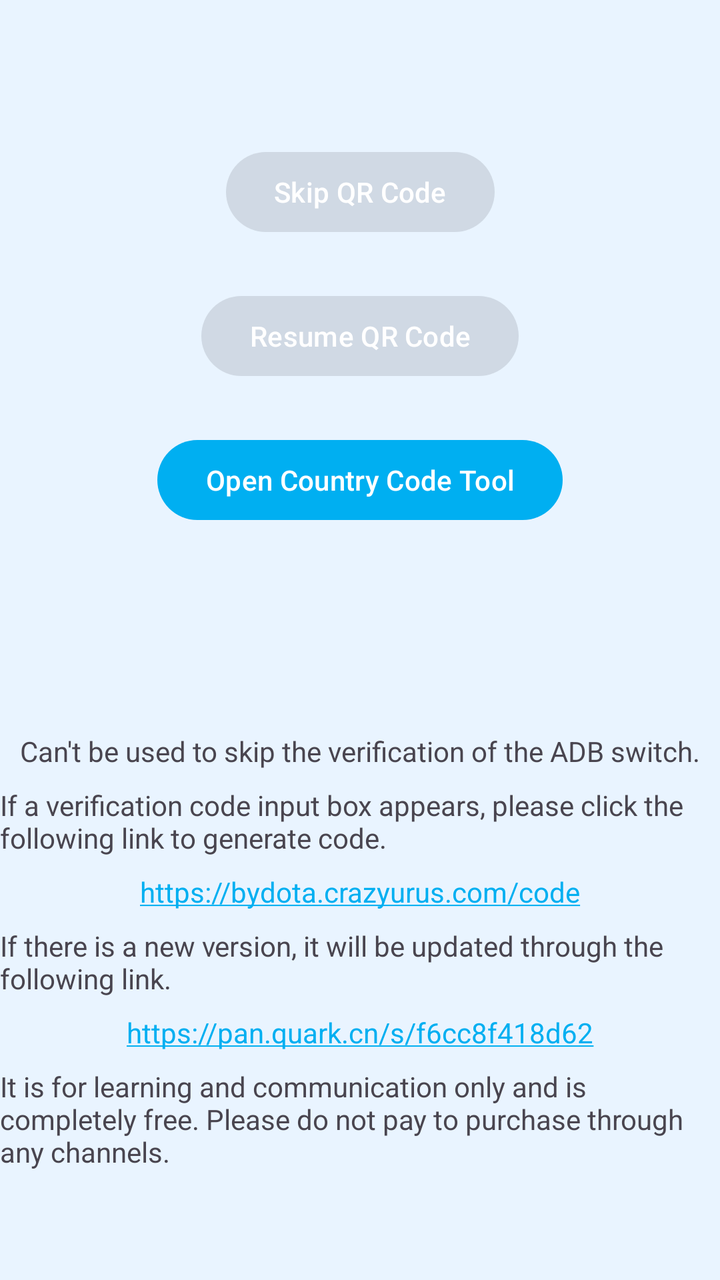
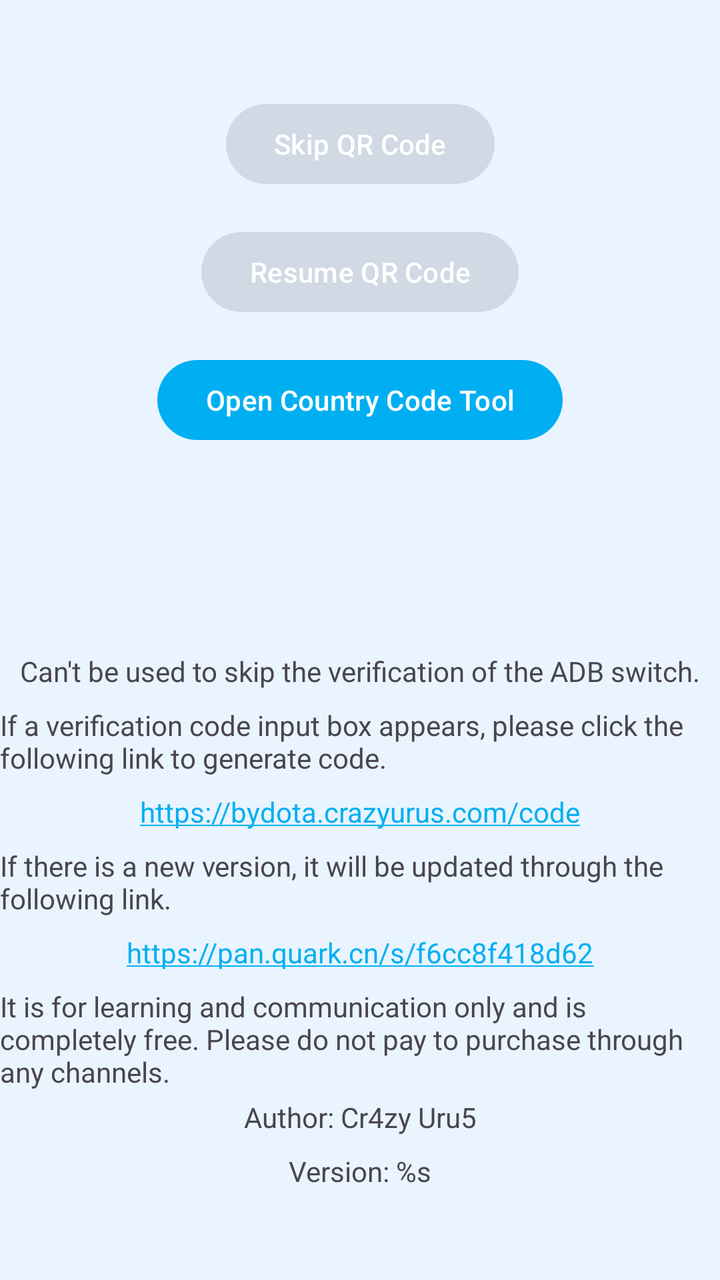

Before-and-after screenshots of an Android layout around one commit, followed by the original layout XML and the change that was made.
<!-- AndroidManifest.xml: activity theme Theme.BYDOTAQRCodeBypass -->
<!-- res/layout/activity_main.xml -->
<?xml version="1.0" encoding="utf-8"?>
<androidx.constraintlayout.widget.ConstraintLayout xmlns:android="http://schemas.android.com/apk/res/android"
    xmlns:app="http://schemas.android.com/apk/res-auto"
    xmlns:tools="http://schemas.android.com/tools"
    android:id="@+id/main"
    android:layout_width="match_parent"
    android:layout_height="match_parent"
    android:theme="@style/Theme.BYDOTAQRCodeBypassMain"
    tools:context="com.crazyurus.bydota.qrcodebypass.MainActivity">

    <Button
        android:id="@+id/button"
        android:layout_width="wrap_content"
        android:layout_height="wrap_content"
        android:layout_marginStart="24dp"
        android:layout_marginTop="72dp"
        android:layout_marginEnd="24dp"
        android:enabled="false"
        android:text="@string/button_skip_qrcode"
        android:textColor="@color/white"
        app:layout_constraintEnd_toEndOf="parent"
        app:layout_constraintStart_toStartOf="parent"
        app:layout_constraintTop_toTopOf="parent" />

    <Button
        android:id="@+id/button2"
        android:layout_width="wrap_content"
        android:layout_height="wrap_content"
        android:layout_marginStart="24dp"
        android:layout_marginTop="24dp"
        android:layout_marginEnd="24dp"
        android:enabled="false"
        android:text="@string/button_resume_qrcode"
        android:textColor="@color/white"
        app:layout_constraintEnd_toEndOf="parent"
        app:layout_constraintStart_toStartOf="parent"
        app:layout_constraintTop_toBottomOf="@+id/button" />

    <Button
        android:id="@+id/button3"
        android:layout_width="wrap_content"
        android:layout_height="wrap_content"
        android:layout_marginStart="24dp"
        android:layout_marginTop="24dp"
        android:layout_marginEnd="24dp"
        android:text="@string/button_country_code"
        android:textColor="@color/white"
        app:layout_constraintEnd_toEndOf="parent"
        app:layout_constraintStart_toStartOf="parent"
        app:layout_constraintTop_toBottomOf="@+id/button2" />

    <TextView
        android:id="@+id/textView"
        android:layout_width="wrap_content"
        android:layout_height="wrap_content"
        android:layout_marginStart="24dp"
        android:layout_marginEnd="24dp"
        android:layout_marginBottom="90dp"
        android:text="@string/bottom_author"
        app:layout_constraintBottom_toBottomOf="parent"
        app:layout_constraintEnd_toEndOf="parent"
        app:layout_constraintStart_toStartOf="parent" />

    <TextView
        android:id="@+id/textVersion"
        android:layout_width="wrap_content"
        android:layout_height="wrap_content"
        android:layout_marginStart="24dp"
        android:layout_marginTop="8dp"
        android:layout_marginEnd="24dp"
        android:text="@string/bottom_version"
        app:layout_constraintEnd_toEndOf="parent"
        app:layout_constraintStart_toStartOf="parent"
        app:layout_constraintTop_toBottomOf="@id/textView" />

    <TextView
        android:id="@+id/textCountryCode"
        android:layout_width="wrap_content"
        android:layout_height="wrap_content"
        android:layout_marginStart="24dp"
        android:layout_marginTop="8dp"
        android:layout_marginEnd="24dp"
        android:text=""
        app:layout_constraintEnd_toEndOf="parent"
        app:layout_constraintStart_toStartOf="parent"
        app:layout_constraintTop_toBottomOf="@+id/textView3" />

    <TextView
        android:id="@+id/textView3"
        android:layout_width="wrap_content"
        android:layout_height="wrap_content"
        android:layout_marginStart="24dp"
        android:layout_marginTop="48dp"
        android:layout_marginEnd="24dp"
        android:text=""
        app:layout_constraintEnd_toEndOf="parent"
        app:layout_constraintStart_toStartOf="parent"
        app:layout_constraintTop_toBottomOf="@+id/button3" />

    <TextView
        android:id="@+id/textView4"
        android:layout_width="wrap_content"
        android:layout_height="wrap_content"
        android:layout_marginStart="24dp"
        android:layout_marginTop="8dp"
        android:layout_marginEnd="24dp"
        android:visibility="gone"
        android:text="@string/text_4"
        app:layout_constraintEnd_toEndOf="parent"
        app:layout_constraintStart_toStartOf="parent"
        app:layout_constraintTop_toBottomOf="@+id/textCountryCode" />

    <TextView
        android:id="@+id/textView5"
        android:layout_width="wrap_content"
        android:layout_height="wrap_content"
        android:layout_marginStart="24dp"
        android:layout_marginTop="8dp"
        android:layout_marginEnd="24dp"
        android:text="@string/text_5"
        app:layout_constraintEnd_toEndOf="parent"
        app:layout_constraintStart_toStartOf="parent"
        app:layout_constraintTop_toBottomOf="@+id/textView4" />

    <TextView
        android:id="@+id/textView2"
        android:layout_width="wrap_content"
        android:layout_height="wrap_content"
        android:layout_marginStart="24dp"
        android:layout_marginTop="8dp"
        android:layout_marginEnd="24dp"
        android:text="@string/text_2"
        app:layout_constraintEnd_toEndOf="parent"
        app:layout_constraintStart_toStartOf="parent"
        app:layout_constraintTop_toBottomOf="@+id/textView5" />

    <TextView
        android:id="@+id/textLink"
        android:layout_width="wrap_content"
        android:layout_height="wrap_content"
        android:layout_marginStart="24dp"
        android:layout_marginTop="8dp"
        android:layout_marginEnd="24dp"
        android:autoLink="web"
        android:text="https://bydota.crazyurus.com/code"
        app:layout_constraintEnd_toEndOf="parent"
        app:layout_constraintStart_toStartOf="parent"
        app:layout_constraintTop_toBottomOf="@+id/textView2" />

    <TextView
        android:id="@+id/textView6"
        android:layout_width="wrap_content"
        android:layout_height="wrap_content"
        android:layout_marginStart="24dp"
        android:layout_marginTop="8dp"
        android:layout_marginEnd="24dp"
        android:text="@string/text_6"
        app:layout_constraintEnd_toEndOf="parent"
        app:layout_constraintStart_toStartOf="parent"
        app:layout_constraintTop_toBottomOf="@+id/textLink" />

    <TextView
        android:id="@+id/textLink2"
        android:layout_width="wrap_content"
        android:layout_height="wrap_content"
        android:layout_marginStart="24dp"
        android:layout_marginTop="8dp"
        android:layout_marginEnd="24dp"
        android:autoLink="web"
        android:text="https://pan.quark.cn/s/f6cc8f418d62"
        app:layout_constraintEnd_toEndOf="parent"
        app:layout_constraintStart_toStartOf="parent"
        app:layout_constraintTop_toBottomOf="@+id/textView6" />

    <TextView
        android:id="@+id/textView7"
        android:layout_width="wrap_content"
        android:layout_height="wrap_content"
        android:layout_marginStart="24dp"
        android:layout_marginTop="8dp"
        android:layout_marginEnd="24dp"
        android:text="@string/text_7"
        app:layout_constraintEnd_toEndOf="parent"
        app:layout_constraintStart_toStartOf="parent"
        app:layout_constraintTop_toBottomOf="@+id/textLink2" />

</androidx.constraintlayout.widget.ConstraintLayout>
<!-- resources referenced by this layout -->
<resources>
  <color name="white">#FFFFFFFF</color>
  <string name="bottom_author">Author: Cr4zy Uru5</string>
  <string name="bottom_version">Version: %s</string>
  <string name="button_country_code">Open Country Code Tool</string>
  <string name="button_resume_qrcode">Resume QR Code</string>
  <string name="button_skip_qrcode">Skip QR Code</string>
  <string name="text_2">If a verification code input box appears, please click the following link to generate code.</string>
  <string name="text_4">Please click the second button to resume QR code after the USB flash drive upgrade is completed.</string>
  <string name="text_5">Can\'t be used to skip the verification of the ADB switch.</string>
  <string name="text_6">If there is a new version, it will be updated through the following link.</string>
  <string name="text_7">It is for learning and communication only and is completely free. Please do not pay to purchase through any channels.</string>
  <style name="Theme.BYDOTAQRCodeBypassMain" parent="Theme.Material3.DayNight.NoActionBar">
          <item name="colorPrimary">@color/primary</item>
          <item name="android:background">@color/background</item>
          <item name="android:colorForeground">@color/black</item>
      </style>
  <style name="Theme.BYDOTAQRCodeBypass" parent="android:Theme.Material.Light.NoActionBar" />
  <color name="primary">#00AFF1</color>
  <color name="background">#E9F4FF</color>
  <color name="black">#FF000000</color>
</resources>

<!-- the commit's change to res/layout/activity_main.xml (unified diff, before → after) -->
@@ -13,7 +13,7 @@
         android:layout_width="wrap_content"
         android:layout_height="wrap_content"
         android:layout_marginStart="24dp"
-        android:layout_marginTop="72dp"
+        android:layout_marginTop="48dp"
         android:layout_marginEnd="24dp"
         android:enabled="false"
         android:text="@string/button_skip_qrcode"
@@ -27,7 +27,7 @@
         android:layout_width="wrap_content"
         android:layout_height="wrap_content"
         android:layout_marginStart="24dp"
-        android:layout_marginTop="24dp"
+        android:layout_marginTop="16dp"
         android:layout_marginEnd="24dp"
         android:enabled="false"
         android:text="@string/button_resume_qrcode"
@@ -41,7 +41,7 @@
         android:layout_width="wrap_content"
         android:layout_height="wrap_content"
         android:layout_marginStart="24dp"
-        android:layout_marginTop="24dp"
+        android:layout_marginTop="16dp"
         android:layout_marginEnd="24dp"
         android:text="@string/button_country_code"
         android:textColor="@color/white"
@@ -55,7 +55,7 @@
         android:layout_height="wrap_content"
         android:layout_marginStart="24dp"
         android:layout_marginEnd="24dp"
-        android:layout_marginBottom="90dp"
+        android:layout_marginBottom="72dp"
         android:text="@string/bottom_author"
         app:layout_constraintBottom_toBottomOf="parent"
         app:layout_constraintEnd_toEndOf="parent"
